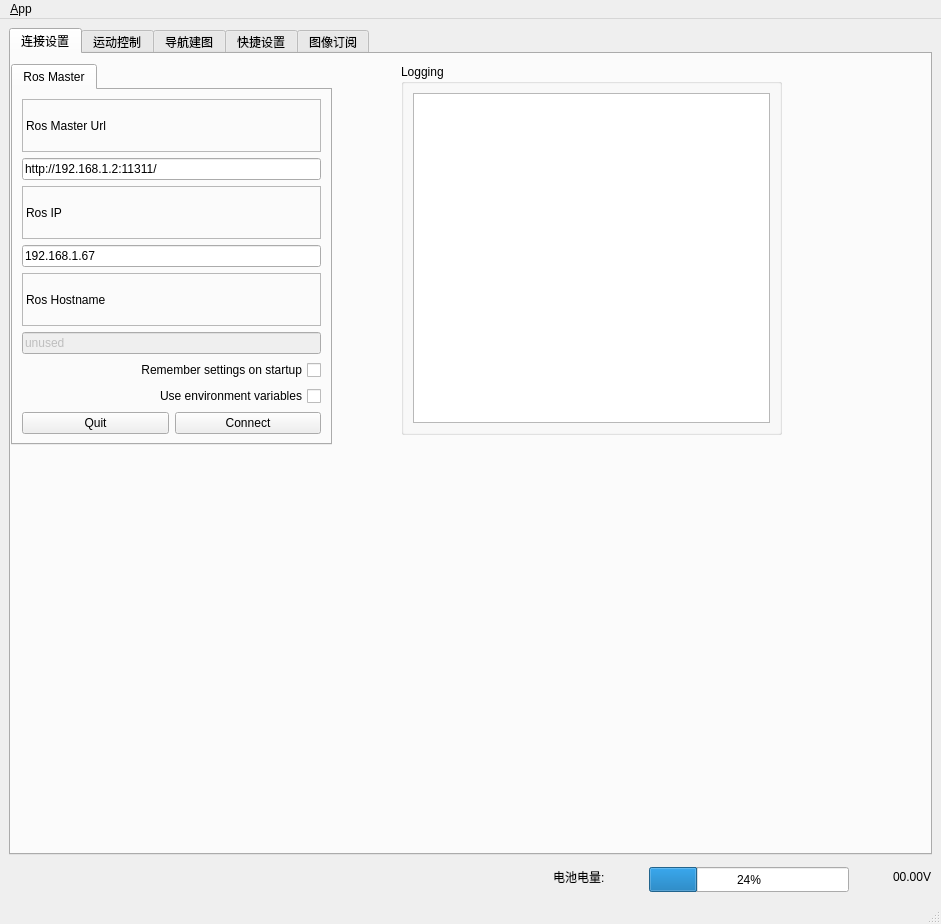
AtoposTzb/ROSGUI_QT, file ui/main_window.ui: the form before one commit.
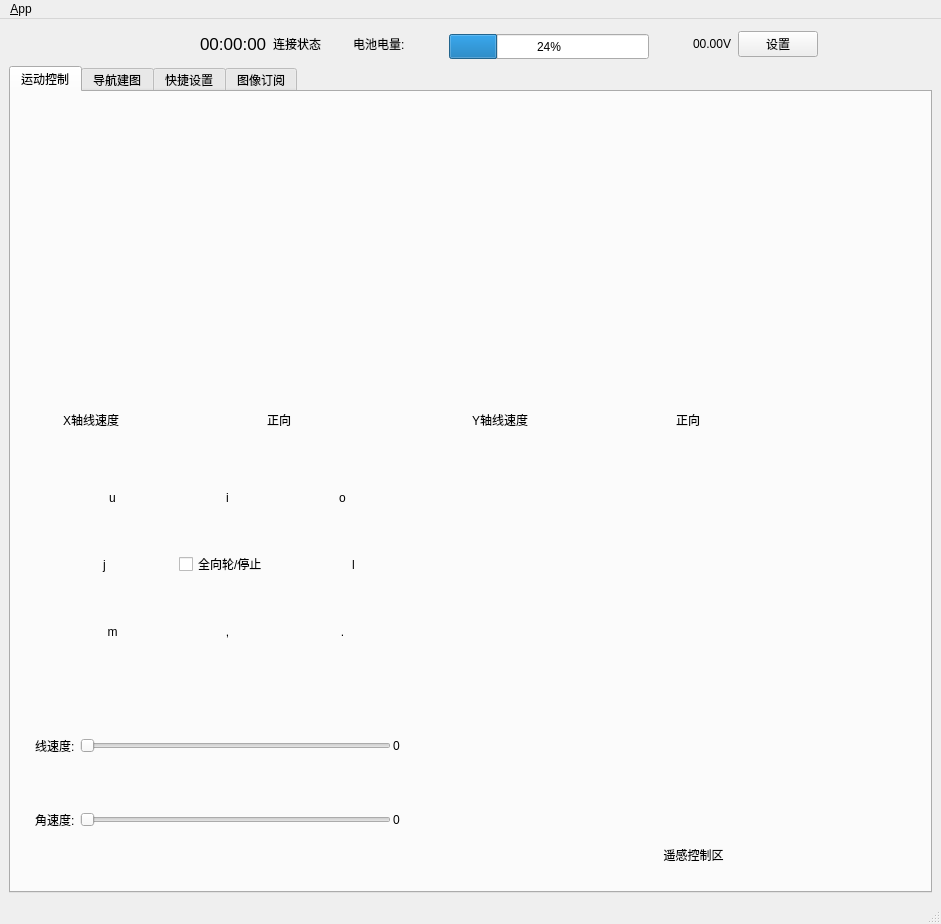
The form after the commit. The open tabs and pages were chosen to show the change. Icons and pictures are not drawn.

The edit to the form file:
```diff
--- a/ui/main_window.ui
+++ b/ui/main_window.ui
@@ -22,6 +22,231 @@
   </property>
   <widget class="QWidget" name="centralwidget">
    <layout class="QVBoxLayout" name="verticalLayout_16">
+    <item>
+     <layout class="QHBoxLayout" name="horizontalLayout_7">
+      <item>
+       <spacer name="horizontalSpacer">
+        <property name="orientation">
+         <enum>Qt::Horizontal</enum>
+        </property>
+        <property name="sizeType">
+         <enum>QSizePolicy::Expanding</enum>
+        </property>
+        <property name="sizeHint" stdset="0">
+         <size>
+          <width>40</width>
+          <height>20</height>
+         </size>
+        </property>
+       </spacer>
+      </item>
+      <item>
+       <widget class="QLabel" name="label_time">
+        <property name="minimumSize">
+         <size>
+          <width>60</width>
+          <height>0</height>
+         </size>
+        </property>
+        <property name="font">
+         <font>
+          <pointsize>13</pointsize>
+         </font>
+        </property>
+        <property name="text">
+         <string>00:00:00</string>
+        </property>
+       </widget>
+      </item>
+      <item>
+       <layout class="QHBoxLayout" name="horizontalLayout_9">
+        <item>
+         <widget class="QLabel" name="label_22">
+          <property name="text">
+           <string>连接状态</string>
+          </property>
+         </widget>
+        </item>
+        <item>
+         <widget class="QPushButton" name="pushButton_status">
+          <property name="minimumSize">
+           <size>
+            <width>20</width>
+            <height>20</height>
+           </size>
+          </property>
+          <property name="maximumSize">
+           <size>
+            <width>20</width>
+            <height>20</height>
+           </size>
+          </property>
+          <property name="cursor">
+           <cursorShape>PointingHandCursor</cursorShape>
+          </property>
+          <property name="styleSheet">
+           <string notr="true">QPushButton{
+border:none; 
+padding:0px 0px 0px 0px;
+margin:0px 0px 0px 0px;
+}</string>
+          </property>
+          <property name="text">
+           <string/>
+          </property>
+         </widget>
+        </item>
+       </layout>
+      </item>
+      <item>
+       <widget class="QLabel" name="label_8">
+        <property name="text">
+         <string>电池电量:</string>
+        </property>
+       </widget>
+      </item>
+      <item>
+       <widget class="QLabel" name="label_9">
+        <property name="minimumSize">
+         <size>
+          <width>32</width>
+          <height>32</height>
+         </size>
+        </property>
+        <property name="maximumSize">
+         <size>
+          <width>32</width>
+          <height>32</height>
+         </size>
+        </property>
+        <property name="text">
+         <string/>
+        </property>
+        <property name="pixmap">
+         <pixmap resource="../resources/images.qrc">:/images/battery.png</pixmap>
+        </property>
+        <property name="scaledContents">
+         <bool>true</bool>
+        </property>
+        <property name="wordWrap">
+         <bool>false</bool>
+        </property>
+       </widget>
+      </item>
+      <item>
+       <widget class="QProgressBar" name="progressBar">
+        <property name="minimumSize">
+         <size>
+          <width>200</width>
+          <height>25</height>
+         </size>
+        </property>
+        <property name="maximumSize">
+         <size>
+          <width>200</width>
+          <height>20</height>
+         </size>
+        </property>
+        <property name="value">
+         <number>24</number>
+        </property>
+       </widget>
+      </item>
+      <item>
+       <widget class="QLabel" name="label_10">
+        <property name="minimumSize">
+         <size>
+          <width>32</width>
+          <height>32</height>
+         </size>
+        </property>
+        <property name="maximumSize">
+         <size>
+          <width>32</width>
+          <height>32</height>
+         </size>
+        </property>
+        <property name="autoFillBackground">
+         <bool>false</bool>
+        </property>
+        <property name="text">
+         <string/>
+        </property>
+        <property name="pixmap">
+         <pixmap resource="../resources/images.qrc">:/images/dian.png</pixmap>
+        </property>
+        <property name="scaledContents">
+         <bool>false</bool>
+        </property>
+       </widget>
+      </item>
+      <item>
+       <widget class="QLabel" name="label_power_val">
+        <property name="text">
+         <string>00.00V</string>
+        </property>
+       </widget>
+      </item>
+      <item>
+       <widget class="QPushButton" name="settings_btn">
+        <property name="text">
+         <string>设置</string>
+        </property>
+       </widget>
+      </item>
+      <item>
+       <widget class="QPushButton" name="max_btn">
+        <property name="cursor">
+         <cursorShape>PointingHandCursor</cursorShape>
+        </property>
+        <property name="styleSheet">
+         <string notr="true">border:none</string>
+        </property>
+        <property name="text">
+         <string/>
+        </property>
+        <property name="icon">
+         <iconset theme="://images/max.png">
+          <normaloff>../../../../Catkin_ROS_QT5/src/Ros_Qt5_Gui_App/ui</normaloff>../../../../Catkin_ROS_QT5/src/Ros_Qt5_Gui_App/ui</iconset>
+        </property>
+       </widget>
+      </item>
+      <item>
+       <widget class="QPushButton" name="min_btn">
+        <property name="cursor">
+         <cursorShape>PointingHandCursor</cursorShape>
+        </property>
+        <property name="styleSheet">
+         <string notr="true">border:none</string>
+        </property>
+        <property name="text">
+         <string/>
+        </property>
+        <property name="icon">
+         <iconset theme="://images/min.png">
+          <normaloff>../../../../Catkin_ROS_QT5/src/Ros_Qt5_Gui_App/ui</normaloff>../../../../Catkin_ROS_QT5/src/Ros_Qt5_Gui_App/ui</iconset>
+        </property>
+       </widget>
+      </item>
+      <item>
+       <widget class="QPushButton" name="close_btn">
+        <property name="cursor">
+         <cursorShape>PointingHandCursor</cursorShape>
+        </property>
+        <property name="styleSheet">
+         <string notr="true">border:none</string>
+        </property>
+        <property name="text">
+         <string/>
+        </property>
+        <property name="icon">
+         <iconset theme="://images/close.png">
+          <normaloff>../../../../Catkin_ROS_QT5/src/Ros_Qt5_Gui_App/ui</normaloff>../../../../Catkin_ROS_QT5/src/Ros_Qt5_Gui_App/ui</iconset>
+        </property>
+       </widget>
+      </item>
+     </layout>
+    </item>
     <item>
      <layout class="QVBoxLayout" name="verticalLayout_13">
       <item>
@@ -46,181 +271,6 @@
           <property name="currentIndex">
            <number>4</number>
           </property>
-          <widget class="QWidget" name="tab_6">
-           <attribute name="title">
-            <string>连接设置</string>
-           </attribute>
-           <widget class="QTabWidget" name="tabWidget">
-            <property name="geometry">
-             <rect>
-              <x>0</x>
-              <y>10</y>
-              <width>321</width>
-              <height>381</height>
-             </rect>
-            </property>
-            <property name="currentIndex">
-             <number>0</number>
-            </property>
-            <widget class="QWidget" name="tab">
-             <attribute name="title">
-              <string>Ros Master</string>
-             </attribute>
-             <layout class="QVBoxLayout" name="verticalLayout_3">
-              <item>
-               <layout class="QVBoxLayout" name="verticalLayout_4">
-                <item>
-                 <widget class="QLabel" name="label">
-                  <property name="frameShape">
-                   <enum>QFrame::StyledPanel</enum>
-                  </property>
-                  <property name="frameShadow">
-                   <enum>QFrame::Raised</enum>
-                  </property>
-                  <property name="text">
-                   <string>Ros Master Url</string>
-                  </property>
-                 </widget>
-                </item>
-                <item>
-                 <widget class="QLineEdit" name="line_edit_master">
-                  <property name="text">
-                   <string>http://192.168.1.2:11311/</string>
-                  </property>
-                 </widget>
-                </item>
-                <item>
-                 <widget class="QLabel" name="label_2">
-                  <property name="frameShape">
-                   <enum>QFrame::StyledPanel</enum>
-                  </property>
-                  <property name="frameShadow">
-                   <enum>QFrame::Raised</enum>
-                  </property>
-                  <property name="text">
-                   <string>Ros IP</string>
-                  </property>
-                 </widget>
-                </item>
-                <item>
-                 <widget class="QLineEdit" name="line_edit_host">
-                  <property name="text">
-                   <string>192.168.1.67</string>
-                  </property>
-                 </widget>
-                </item>
-                <item>
-                 <widget class="QLabel" name="label_3">
-                  <property name="frameShape">
-                   <enum>QFrame::StyledPanel</enum>
-                  </property>
-                  <property name="frameShadow">
-                   <enum>QFrame::Raised</enum>
-                  </property>
-                  <property name="text">
-                   <string>Ros Hostname</string>
-                  </property>
-                 </widget>
-                </item>
-                <item>
-                 <widget class="QLineEdit" name="line_edit_topic">
-                  <property name="enabled">
-                   <bool>false</bool>
-                  </property>
-                  <property name="text">
-                   <string>unused</string>
-                  </property>
-                 </widget>
-                </item>
-                <item>
-                 <widget class="QCheckBox" name="checkbox_remember_settings">
-                  <property name="layoutDirection">
-                   <enum>Qt::RightToLeft</enum>
-                  </property>
-                  <property name="text">
-                   <string>Remember settings on startup</string>
-                  </property>
-                 </widget>
-                </item>
-                <item>
-                 <widget class="QCheckBox" name="checkbox_use_environment">
-                  <property name="layoutDirection">
-                   <enum>Qt::RightToLeft</enum>
-                  </property>
-                  <property name="text">
-                   <string>Use environment variables</string>
-                  </property>
-                 </widget>
-                </item>
-                <item>
-                 <layout class="QHBoxLayout" name="horizontalLayout">
-                  <item>
-                   <widget class="QPushButton" name="quit_button">
-                    <property name="sizePolicy">
-                     <sizepolicy hsizetype="MinimumExpanding" vsizetype="Fixed">
-                      <horstretch>0</horstretch>
-                      <verstretch>0</verstretch>
-                     </sizepolicy>
-                    </property>
-                    <property name="text">
-                     <string>Quit</string>
-                    </property>
-                   </widget>
-                  </item>
-                  <item>
-                   <widget class="QPushButton" name="button_connect">
-                    <property name="enabled">
-                     <bool>true</bool>
-                    </property>
-                    <property name="sizePolicy">
-                     <sizepolicy hsizetype="MinimumExpanding" vsizetype="Fixed">
-                      <horstretch>0</horstretch>
-                      <verstretch>0</verstretch>
-                     </sizepolicy>
-                    </property>
-                    <property name="toolTip">
-                     <string>Set the target to the current joint trajectory state.</string>
-                    </property>
-                    <property name="statusTip">
-                     <string>Clear all waypoints and set the target to the current joint trajectory state.</string>
-                    </property>
-                    <property name="text">
-                     <string>Connect</string>
-                    </property>
-                   </widget>
-                  </item>
-                 </layout>
-                </item>
-               </layout>
-              </item>
-             </layout>
-            </widget>
-           </widget>
-           <widget class="QGroupBox" name="groupBox_12">
-            <property name="geometry">
-             <rect>
-              <x>390</x>
-              <y>10</y>
-              <width>381</width>
-              <height>371</height>
-             </rect>
-            </property>
-            <property name="sizePolicy">
-             <sizepolicy hsizetype="MinimumExpanding" vsizetype="Preferred">
-              <horstretch>0</horstretch>
-              <verstretch>0</verstretch>
-             </sizepolicy>
-            </property>
-            <property name="title">
-             <string>Logging</string>
-            </property>
-            <layout class="QGridLayout" name="gridLayout_3">
-             <item row="0" column="1">
-              <widget class="QListView" name="view_logging"/>
-             </item>
-            </layout>
-           </widget>
-          </widget>
           <widget class="QWidget" name="tab_5">
            <attribute name="title">
             <string>运动控制</string>
@@ -1390,6 +1440,43 @@
              </item>
             </layout>
            </widget>
+           <widget class="QGroupBox" name="groupBox_12">
+            <property name="geometry">
+             <rect>
+              <x>430</x>
+              <y>40</y>
+              <width>381</width>
+              <height>371</height>
+             </rect>
+            </property>
+            <property name="sizePolicy">
+             <sizepolicy hsizetype="MinimumExpanding" vsizetype="Preferred">
+              <horstretch>0</horstretch>
+              <verstretch>0</verstretch>
+             </sizepolicy>
+            </property>
+            <property name="title">
+             <string>Logging</string>
+            </property>
+            <layout class="QGridLayout" name="gridLayout_3">
+             <item row="0" column="1">
+              <widget class="QListView" name="view_logging"/>
+             </item>
+            </layout>
+           </widget>
+           <widget class="QPushButton" name="pushButton">
+            <property name="geometry">
+             <rect>
+              <x>60</x>
+              <y>430</y>
+              <width>388</width>
+              <height>25</height>
+             </rect>
+            </property>
+            <property name="text">
+             <string>🔗断开</string>
+            </property>
+           </widget>
           </widget>
           <widget class="QWidget" name="tab_2">
            <attribute name="title">
@@ -1600,115 +1687,6 @@
       </item>
      </layout>
     </item>
-    <item>
-     <layout class="QHBoxLayout" name="horizontalLayout_7">
-      <item>
-       <spacer name="horizontalSpacer">
-        <property name="orientation">
-         <enum>Qt::Horizontal</enum>
-        </property>
-        <property name="sizeType">
-         <enum>QSizePolicy::Expanding</enum>
-        </property>
-        <property name="sizeHint" stdset="0">
-         <size>
-          <width>40</width>
-          <height>20</height>
-         </size>
-        </property>
-       </spacer>
-      </item>
-      <item>
-       <widget class="QLabel" name="label_8">
-        <property name="text">
-         <string>电池电量:</string>
-        </property>
-       </widget>
-      </item>
-      <item>
-       <widget class="QLabel" name="label_9">
-        <property name="minimumSize">
-         <size>
-          <width>32</width>
-          <height>32</height>
-         </size>
-        </property>
-        <property name="maximumSize">
-         <size>
-          <width>32</width>
-          <height>32</height>
-         </size>
-        </property>
-        <property name="text">
-         <string/>
-        </property>
-        <property name="pixmap">
-         <pixmap resource="../resources/images.qrc">:/images/battery.png</pixmap>
-        </property>
-        <property name="scaledContents">
-         <bool>true</bool>
-        </property>
-        <property name="wordWrap">
-         <bool>false</bool>
-        </property>
-       </widget>
-      </item>
-      <item>
-       <widget class="QProgressBar" name="progressBar">
-        <property name="minimumSize">
-         <size>
-          <width>200</width>
-          <height>25</height>
-         </size>
-        </property>
-        <property name="maximumSize">
-         <size>
-          <width>200</width>
-          <height>20</height>
-         </size>
-        </property>
-        <property name="value">
-         <number>24</number>
-        </property>
-       </widget>
-      </item>
-      <item>
-       <widget class="QLabel" name="label_10">
-        <property name="minimumSize">
-         <size>
-          <width>32</width>
-          <height>32</height>
-         </size>
-        </property>
-        <property name="maximumSize">
-         <size>
-          <width>32</width>
-          <height>32</height>
-         </size>
-        </property>
-        <property name="autoFillBackground">
-         <bool>false</bool>
-        </property>
-        <property name="text">
-         <string/>
-        </property>
-        <property name="pixmap">
-         <pixmap resource="../resources/images.qrc">:/images/dian.png</pixmap>
-        </property>
-        <property name="scaledContents">
-         <bool>false</bool>
-        </property>
-       </widget>
-      </item>
-      <item>
-       <widget class="QLabel" name="label_power_val">
-        <property name="text">
-         <string>00.00V</string>
-        </property>
-       </widget>
-      </item>
-     </layout>
-    </item>
    </layout>
   </widget>
   <widget class="QMenuBar" name="menubar">
```
Left out of the diff: 27 changed lines with no effect on the pictures.
